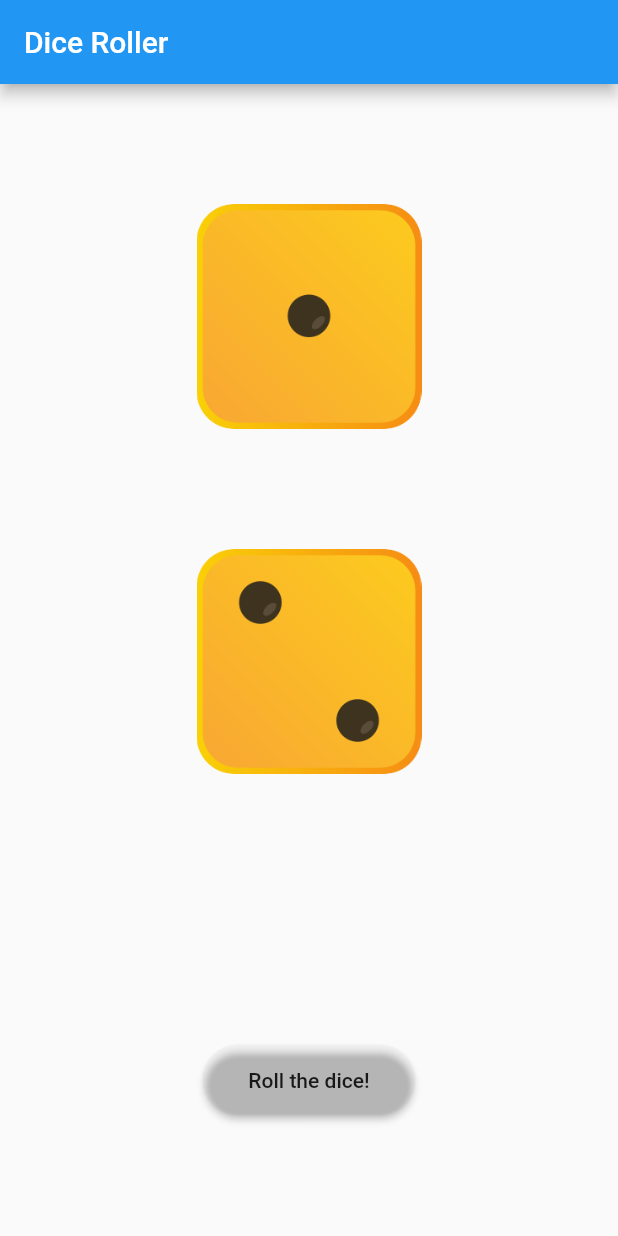
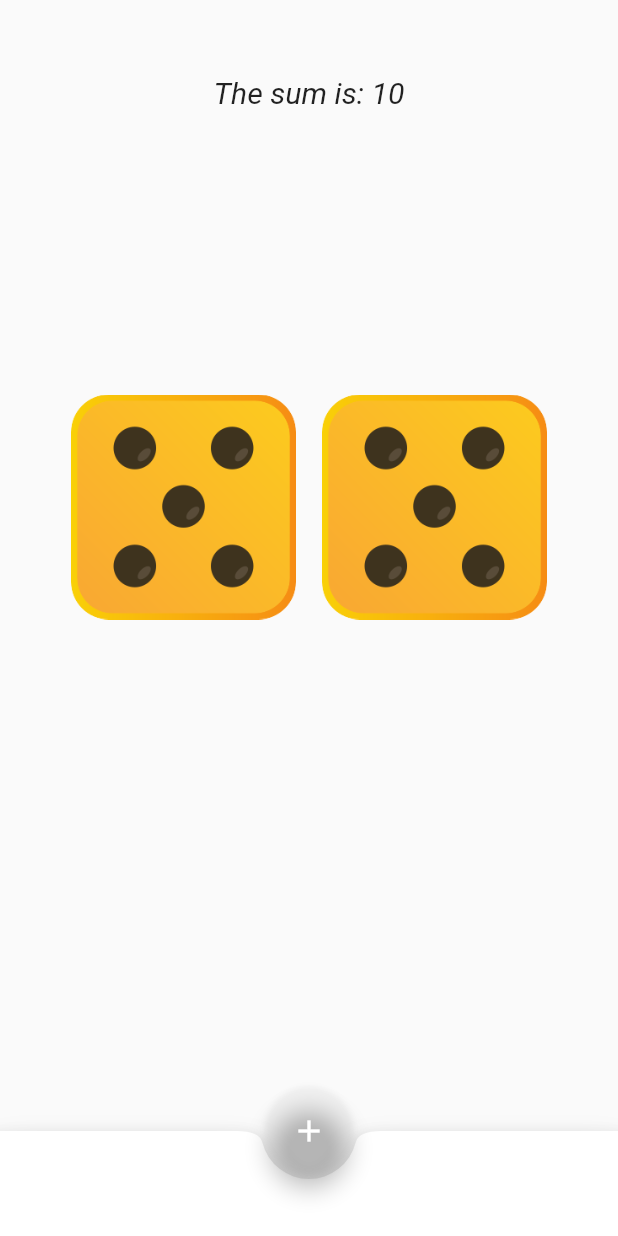
Before and after one commit to Ayush13Bhatia/dice_roll, a Flutter app: the screen it shows after launch, on a phone screen of 412 x 824 dp. Run offline on Flutter 3.47's test engine with Material 2 defaults, Android fonts, the phone set to English and light mode, and no system bars.

Commit message:
HomePage.dart

```diff
--- a/lib/HomePage.dart
+++ b/lib/HomePage.dart
@@ -1,128 +1,70 @@
+import 'dart:math';
+
 import 'package:flutter/material.dart';
 
-import 'dart:math';
-
 class HomePage extends StatefulWidget {
+  // AssetImage
   @override
   _HomePageState createState() => _HomePageState();
 }
 
 class _HomePageState extends State<HomePage> {
-  AssetImage one = AssetImage('images/one.png');
-  AssetImage two = AssetImage('images/two.png');
-  AssetImage three = AssetImage('images/three.png');
-  AssetImage four = AssetImage('images/four.png');
-  AssetImage five = AssetImage('images/five.png');
-  AssetImage six = AssetImage('images/six.png');
-
-  AssetImage diceimageone;
-  AssetImage diceimagetwo;
-
-  @override
-  void initState() {
-    super.initState();
+  var imageArray = [
+    'one.png',
+    'two.png',
+    'three.png',
+    'four.png',
+    'five.png',
+    'six.png',
+  ];
+  int randomIntForDiceOne = Random().nextInt(6);
+  int randomIntForDiceTwo = Random().nextInt(6);
+  void changeImage() {
     setState(() {
-      diceimageone = one;
-      diceimagetwo = two;
-    });
-  }
-
-  void rollDices() {
-    rollDiceone();
-    rollDicetwo();
-  }
-
-  void rollDiceone() {
-    int randomfordiceone = (1 + Random().nextInt(6));
-
-    AssetImage newImage;
-
-    switch (randomfordiceone) {
-      case 1:
-        newImage = one;
-        break;
-      case 2:
-        newImage = two;
-        break;
-      case 3:
-        newImage = three;
-        break;
-      case 4:
-        newImage = four;
-        break;
-      case 5:
-        newImage = five;
-        break;
-      case 6:
-        newImage = six;
-        break;
-      default:
-    }
-    setState(() {
-      diceimageone = newImage;
-    });
-  }
-
-  void rollDicetwo() {
-    int randomfordicetwo = (1 + Random().nextInt(6));
-
-    AssetImage newImage;
-
-    switch (randomfordicetwo) {
-      case 1:
-        newImage = one;
-        break;
-      case 2:
-        newImage = two;
-        break;
-      case 3:
-        newImage = three;
-        break;
-      case 4:
-        newImage = four;
-        break;
-      case 5:
-        newImage = five;
-        break;
-      case 6:
-        newImage = six;
-        break;
-      default:
-    }
-    setState(() {
-      diceimagetwo = newImage;
+      randomIntForDiceOne = Random().nextInt(6);
+      randomIntForDiceTwo = Random().nextInt(6);
     });
   }
 
   @override
   Widget build(BuildContext context) {
     return Scaffold(
-      appBar: AppBar(
-        title: Text('Dice Roller'),
-      ),
-      body: Container(
-        child: Center(
-          child: Column(
-            mainAxisAlignment: MainAxisAlignment.spaceEvenly,
-            children: <Widget>[
-              Image(image: diceimageone, width: 150.0, height: 150.0),
-              Image(image: diceimagetwo, width: 150.0, height: 150.0),
-              Container(
-                margin: EdgeInsets.only(top: 100.0),
-                child: RaisedButton(
-                  color: Color(0X28015A),
-                  padding: EdgeInsets.fromLTRB(30.0, 15.0, 30.0, 15.0),
-                  child: Text('Roll the dice!'),
-                  onPressed: rollDices,
-                  shape: RoundedRectangleBorder(
-                    borderRadius: BorderRadius.circular(40.0),
-                  ),
-                ),
+      body: Padding(
+        padding: const EdgeInsets.fromLTRB(30, 50, 30, 50),
+        child: Column(
+          children: [
+            Padding(
+              padding: const EdgeInsets.only(bottom: 190),
+              child: Text(
+                "The sum is: " +
+                    (randomIntForDiceOne + randomIntForDiceTwo + 2).toString(),
+                style: TextStyle(fontStyle: FontStyle.italic, fontSize: 20),
               ),
-            ],
-          ),
+            ),
+            Row(
+              mainAxisAlignment: MainAxisAlignment.spaceEvenly,
+              children: [
+                Image.asset("images/" + imageArray[randomIntForDiceOne],
+                    height: 150, width: 150),
+                Image.asset("images/" + imageArray[randomIntForDiceTwo],
+                    height: 150, width: 150),
+              ],
+            ),
+          ],
         ),
       ),
+      bottomNavigationBar: BottomAppBar(
+        shape: CircularNotchedRectangle(),
+        child: Container(
+          height: 70.0,
+        ),
+      ),
+      floatingActionButton: FloatingActionButton(
+        onPressed: changeImage,
+        child: Icon(Icons.add),
+        // Text((randomIntForDiceOne + randomIntForDiceTwo).toString()),
+      ),
+      floatingActionButtonLocation: FloatingActionButtonLocation.centerDocked,
     );
   }
 }
```
